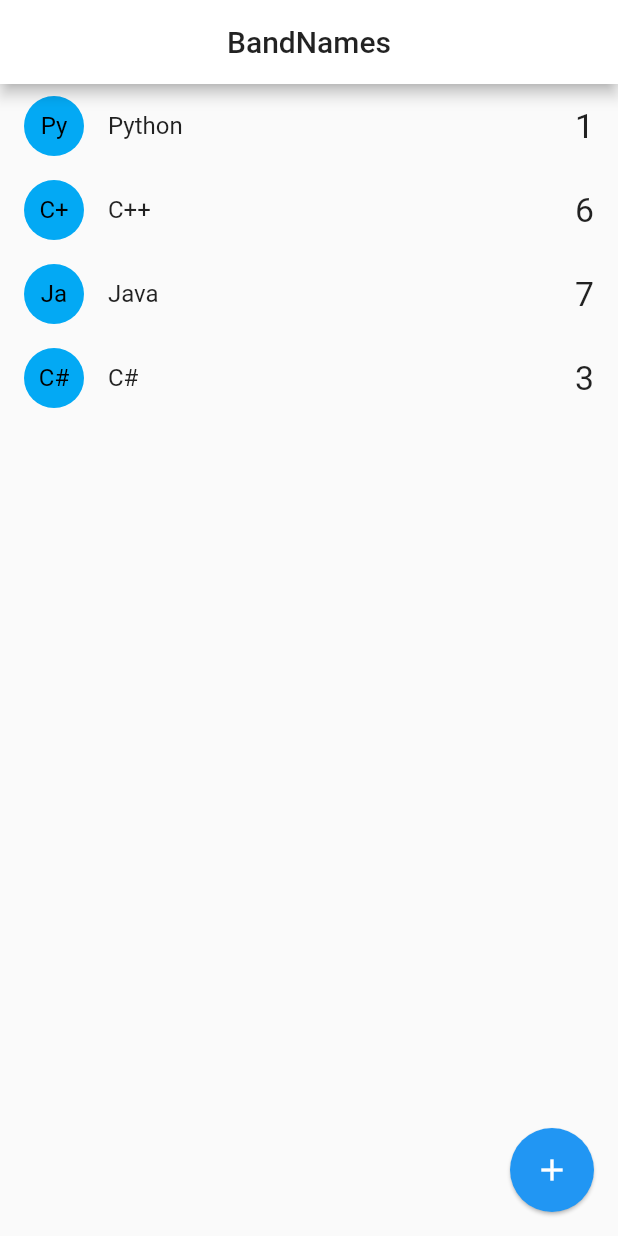
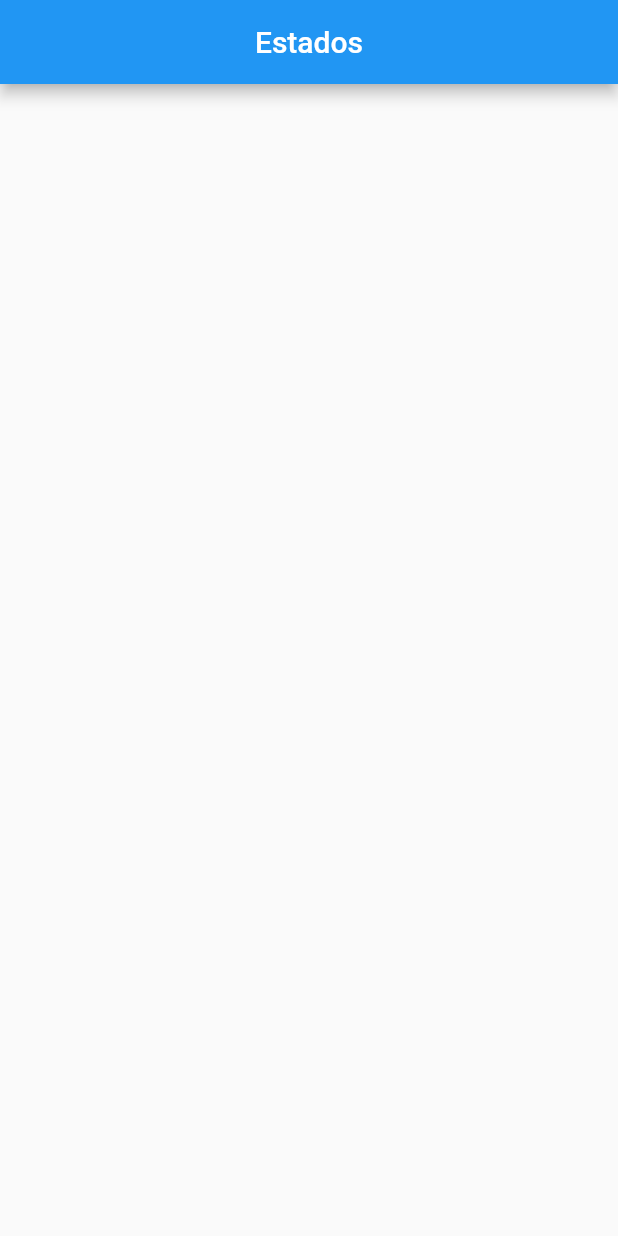
Before and after one commit to Blanco1010/flutter-bandnames-socket, a Flutter app: the screen it shows after launch, on a phone screen of 412 x 824 dp. Run offline on Flutter 3.47's test engine with Material 2 defaults, Android fonts, the phone set to English and light mode, and no system bars; our stand-ins replace socket_io_client; network calls fail.

Commit message:
seccion 4

```diff
--- a/lib/main.dart
+++ b/lib/main.dart
@@ -1,5 +1,8 @@
+import 'package:bands_name/services/socket_service.dart';
 import 'package:flutter/material.dart';
+import 'package:bands_name/pages/status.dart';
 import 'package:bands_name/pages/home.dart';
+import 'package:provider/provider.dart';
 
 void main() {
   runApp(MyApp());
@@ -8,11 +11,14 @@ void main() {
 class MyApp extends StatelessWidget {
   @override
   Widget build(BuildContext context) {
-    return MaterialApp(
-      debugShowCheckedModeBanner: false,
-      title: "Material APP",
-      initialRoute: 'home',
-      routes: {'home': (_) => HomePage()},
+    return MultiProvider(
+      providers: [ChangeNotifierProvider(create: (_) => SocketService())],
+      child: MaterialApp(
+        debugShowCheckedModeBanner: false,
+        title: "Material APP",
+        initialRoute: 'status',
+        routes: {'home': (_) => HomePage(), 'status': (_) => StatuPage()},
+      ),
     );
   }
 }
--- /dev/null
+++ b/lib/pages/status.dart
@@ -0,0 +1,21 @@
+import 'package:bands_name/services/socket_service.dart';
+import 'package:flutter/material.dart';
+import 'package:provider/provider.dart';
+import 'package:socket_io_client/socket_io_client.dart';
+
+class StatuPage extends StatelessWidget {
+  const StatuPage({Key key}) : super(key: key);
+
+  @override
+  Widget build(BuildContext context) {
+    final socketService = Provider.of<SocketService>(context);
+
+    return Container(
+        child: Scaffold(
+      appBar: AppBar(
+        title: Text('Estados'),
+        centerTitle: true,
+      ),
+    ));
+  }
+}
--- /dev/null
+++ b/lib/services/socket_service.dart
@@ -0,0 +1,29 @@
+import 'package:flutter/material.dart';
+
+import 'package:socket_io_client/socket_io_client.dart' as IO;
+
+enum ServerStatus { Online, Offline, Connecting }
+
+class SocketService with ChangeNotifier {
+  ServerStatus _serverStatus = ServerStatus.Connecting;
+
+  SocketService() {
+    this._initConfig();
+  }
+
+  void _initConfig() {
+    IO.Socket socket = IO.io('http://10.0.2.2:3000', <String, dynamic>{
+      'transports': ['websocket'],
+      'autoConnect': true,
+    });
+
+// Dart client
+    socket.on('connect', (_) {
+      print('connect');
+    });
+    socket.on('event', (data) => print(data));
+    socket.on('disconnect', (_) => print('disconnect'));
+// add this line
+    socket.connect();
+  }
+}
--- a/pubspec.yaml
+++ b/pubspec.yaml
@@ -28,6 +28,8 @@ dependencies:
   # The following adds the Cupertino Icons font to your application.
   # Use with the CupertinoIcons class for iOS style icons.
   cupertino_icons: ^1.0.0
+  socket_io_client: ^1.0.1
+  provider: ^5.0.0
 
 dev_dependencies:
   flutter_test:
```
Also changed, not shown: pubspec.lock.
